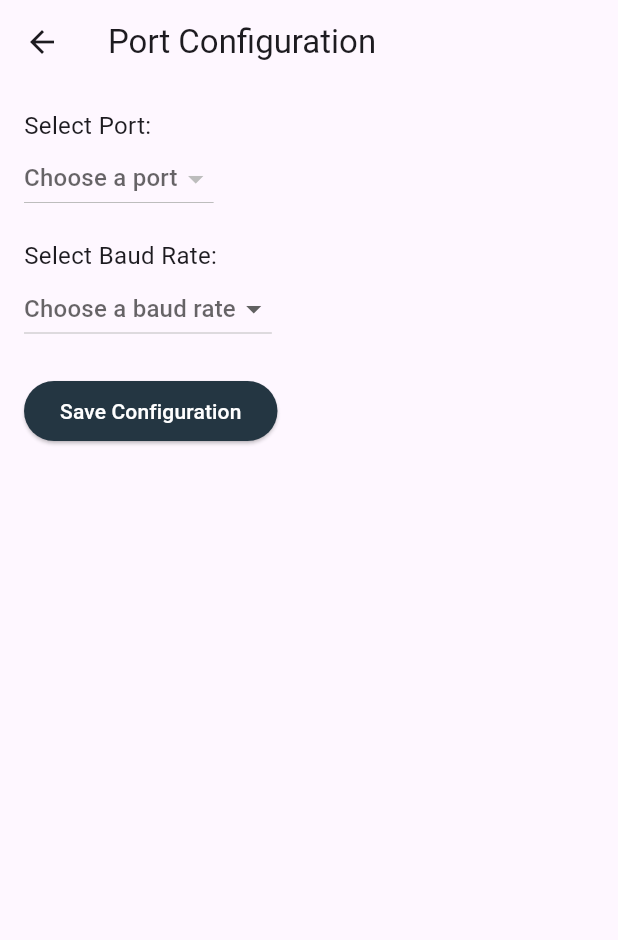
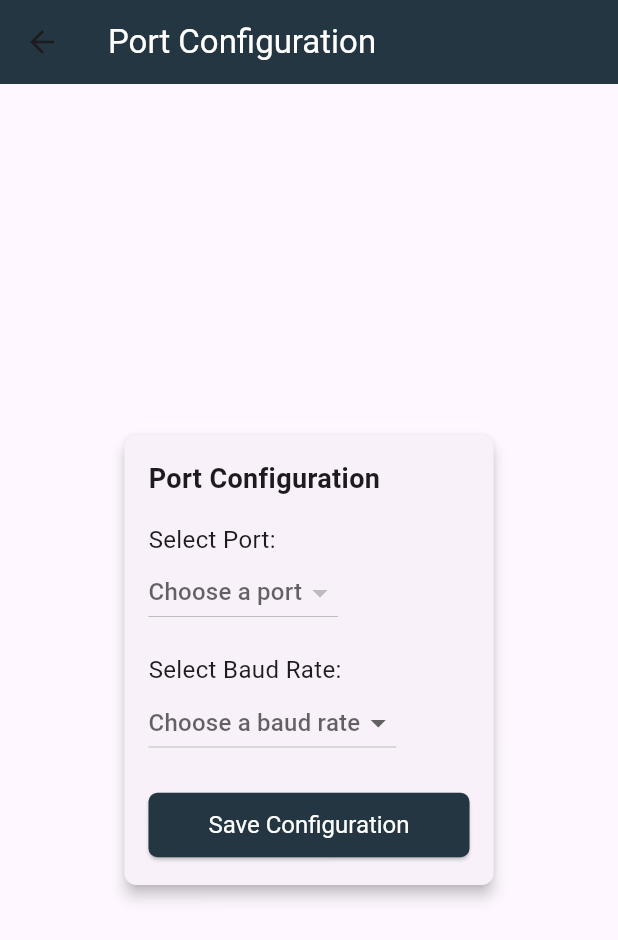
Before and after one commit to azkifairuz/timbangan-app-flutter, a Flutter app: the ConfigPage screen opened directly, on a phone screen of 412 x 824 dp. Shown: the top 940 px of the screen. Run offline on Flutter 3.47's test engine with Material 3 defaults, Android fonts, the phone set to English and light mode, and no system bars; our stand-ins replace shared_preferences; missing offline and left inert: flutter_libserialport; accounts and stored records are empty.

Commit message:
update ui home minor

```diff
--- a/lib/screen/configuration.dart
+++ b/lib/screen/configuration.dart
@@ -50,13 +50,34 @@ class _ConfigPageState extends State<ConfigPage> {
   Widget build(BuildContext context) {
     return Scaffold(
       appBar: AppBar(
-        title: const Text("Port Configuration"),
+        title: const Text(
+          "Port Configuration",
+          style: TextStyle(color: Colors.white),
         ),
-      body: Padding(
+        backgroundColor: primaryColor,
+      ),
+      body: Center(
+        child: Padding(
+          padding: const EdgeInsets.all(16.0),
+          child: Card(
+            elevation: 4,
+            shape: RoundedRectangleBorder(
+              borderRadius: BorderRadius.circular(8.0),
+            ),
+            child: Padding(
               padding: const EdgeInsets.all(16.0),
               child: Column(
                 crossAxisAlignment: CrossAxisAlignment.start,
+                mainAxisSize: MainAxisSize.min,
                 children: [
+                  const Text(
+                    "Port Configuration",
+                    style: TextStyle(
+                      fontSize: 18,
+                      fontWeight: FontWeight.bold,
+                    ),
+                  ),
+                  const SizedBox(height: 16),
                   const Text("Select Port:", style: TextStyle(fontSize: 16)),
                   DropdownButton<String>(
                     value: selectedPort,
@@ -92,19 +113,22 @@ class _ConfigPageState extends State<ConfigPage> {
                   ),
                   const SizedBox(height: 20),
                   ElevatedButton(
-              style: ButtonStyle(
-                backgroundColor: WidgetStateProperty.all(primaryColor),
-                foregroundColor: WidgetStateProperty.all(Colors.white),
-
-
+                    style: ElevatedButton.styleFrom(
+                      backgroundColor: primaryColor,
+                      foregroundColor: Colors.white,
+                      padding: const EdgeInsets.symmetric(horizontal: 40, vertical: 12),
+                      textStyle: const TextStyle(fontSize: 16),
+                      shape: RoundedRectangleBorder(
+                        borderRadius: BorderRadius.circular(6.0),
+                      ),
                     ),
                     onPressed: saveConfig,
                     child: const Text("Save Configuration"),
-
                   ),
-
-
                 ],
+              ),
+            ),
+          ),
         ),
       ),
     );
--- a/lib/screen/home.dart
+++ b/lib/screen/home.dart
@@ -95,35 +95,45 @@ class _ReadDataScaleState extends State<ReadDataScale> {
             ElevatedButton(
               onPressed: SerialPortCommunication.openPort,
               style: ElevatedButton.styleFrom(
-                padding:
-                    const EdgeInsets.symmetric(horizontal: 40, vertical: 12),
+                padding: const EdgeInsets.symmetric(horizontal: 40, vertical: 12),
                 backgroundColor: primaryColor,
                 foregroundColor: Colors.white,
                 textStyle: const TextStyle(fontSize: 16),
+                shape: RoundedRectangleBorder(
+                  borderRadius: BorderRadius.circular(6.0),
+                ),
               ),
               child: const Text("Refresh Connection"),
             ),
             const SizedBox(height: 50),
             StreamBuilder<String>(
-                stream: SerialPortCommunication.readData(),
+              stream: SerialPortCommunication.readData() ,
               builder: (context, snapshot) {
                 if (snapshot.connectionState == ConnectionState.waiting) {
                   return const Text("Waiting for data...");
                 } else if (snapshot.hasError) {
                   return Text("Error: ${snapshot.error}");
                 } else if (snapshot.hasData) {
-                    return Text(
+                  return Container(
+                    padding: const EdgeInsets.all(20.0),
+                    decoration: BoxDecoration(
+                      color: Colors.lightBlueAccent.withOpacity(0.1),
+                      borderRadius: BorderRadius.circular(12.0),
+                    ),
+                    child: Text(
                       snapshot.data!,
                       style: const TextStyle(
-                        fontSize: 36,
+                        fontSize: 46,
                         fontWeight: FontWeight.bold,
                         color: Colors.black,
+                      ),
                     ),
                   );
                 } else {
                   return const Text("No data received.");
                 }
-                }),
+              },
+            ),
           ],
         ),
       ),
```
Lines whose indentation alone changed are shown as unchanged.
